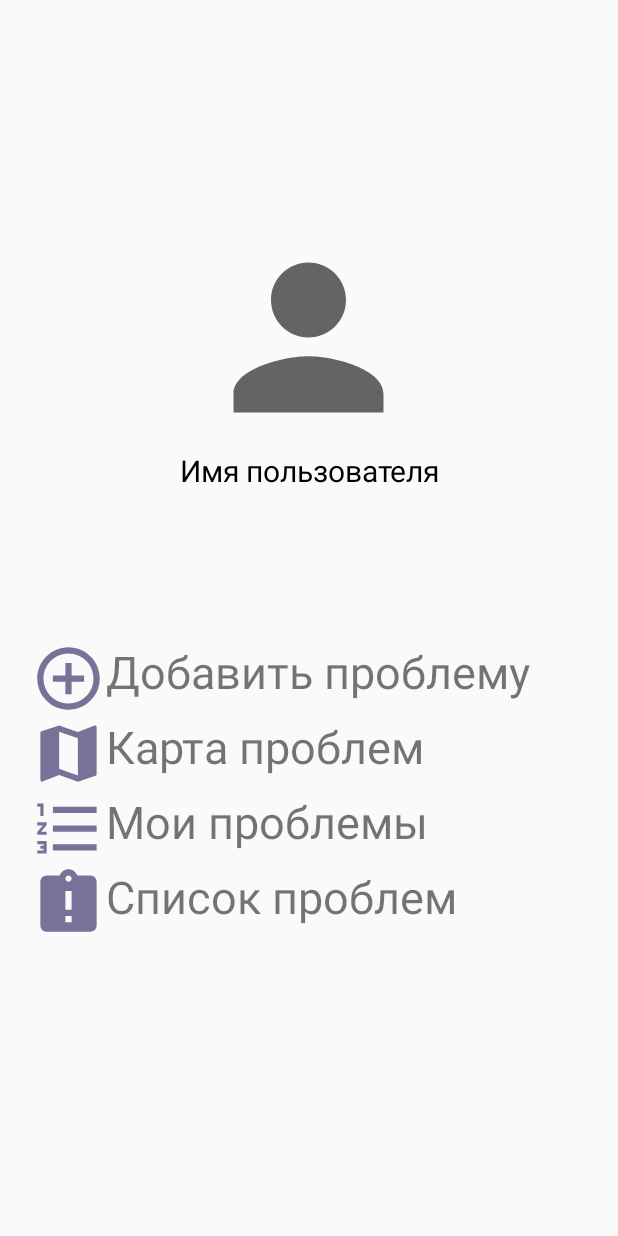
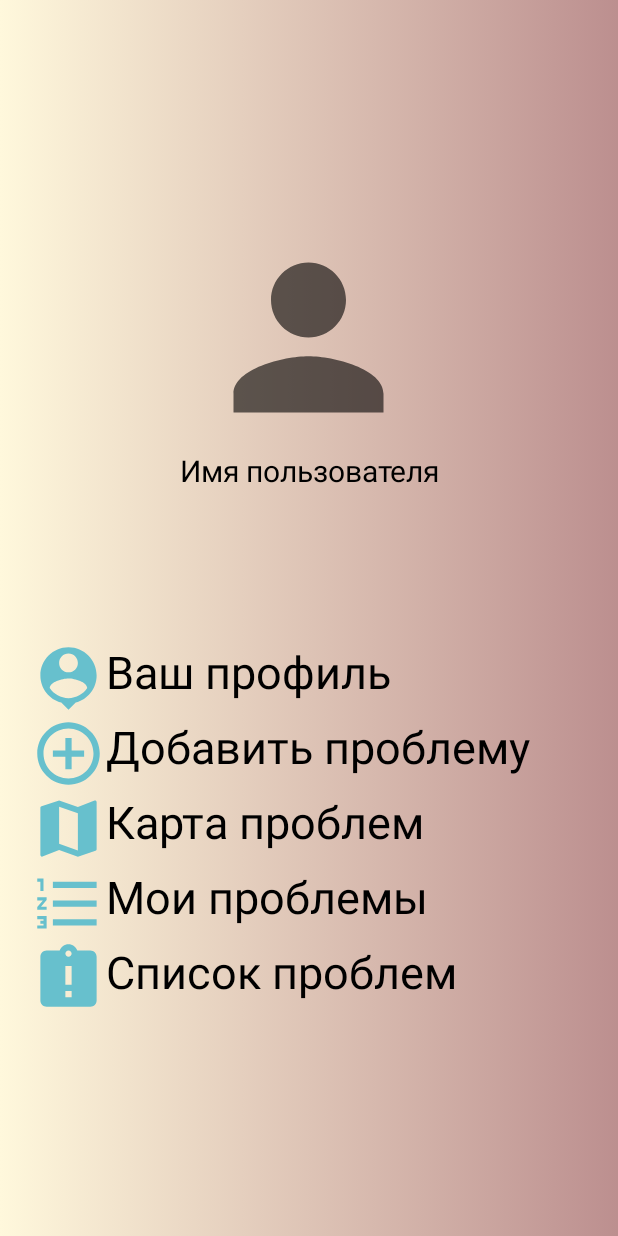
Before and after one commit to AlexanderPerehodyuk/CyberProAndroid, an Android app: the MainScreen screen opened directly, with no data from a screen before it, on a phone screen of 412 x 824 dp. Run offline under Robolectric (Android 15) with nearby library versions, the phone set to English and light mode, and no system bars; libraries missing offline, so code that uses them is left out: com.yandex.mapkit; 2 statements that could not run were skipped.

Commit message:
недогиф.недо4

```diff
--- a/app/src/main/java/com/example/screens/MainScreen.java
+++ b/app/src/main/java/com/example/screens/MainScreen.java
@@ -6,10 +6,13 @@
 
 import android.content.Intent;
 import android.content.pm.PackageManager;
+import android.graphics.drawable.AnimationDrawable;
 import android.os.Bundle;
 import android.view.View;
+import android.widget.LinearLayout;
 import android.widget.TextView;
 
+import androidx.constraintlayout.widget.ConstraintLayout;
 import androidx.core.app.ActivityCompat;
 import androidx.core.content.ContextCompat;
 
@@ -17,6 +20,8 @@
 import com.yandex.mapkit.MapKitFactory;
 
 public class MainScreen extends BaseActivity {
+    AnimationDrawable mDrawable;
+    ConstraintLayout mLayout;
     @Override
     public void onCreate(Bundle savedInstanceState) {
         super.onCreate(savedInstanceState);
@@ -28,14 +33,12 @@
             ActivityCompat.requestPermissions(this, new String[]{ACCESS_FINE_LOCATION}, 100);
 
         findViewById(R.id.add_problem_ll).setOnClickListener(new View.OnClickListener() {
-            /*  Пока ничего, но потом должно кидать на экран добваления проблемы */
             @Override
             public void onClick(View v) {
                 startActivity(new Intent(MainScreen.this, AddProblem.class));
             }
         });
         findViewById(R.id.map_ll).setOnClickListener(new View.OnClickListener() {
-            /* Переход на экран картой */
             @Override
             public void onClick(View v) {
                 startActivity(new Intent(MainScreen.this, MapScreen.class));
@@ -43,13 +46,16 @@
         });
 
         findViewById(R.id.problem_all).setOnClickListener(new View.OnClickListener() {
-            /*  Пока ничего, но потом должно кидать на список всех проблем */
             @Override
             public void onClick(View v) {
                 startActivity(new Intent(MainScreen.this, ProblemsActivity.class));
             }
         });
-
+        mLayout = (ConstraintLayout) findViewById(R.id.layout);
+        mDrawable = (AnimationDrawable) mLayout.getBackground();
+        mDrawable.setEnterFadeDuration(2000);
+        mDrawable.setExitFadeDuration(2000);
+        mDrawable.start();
         ((TextView) findViewById(R.id.textName)).setText((personalData[0] + " " + personalData[1]));
     }
 }
--- /dev/null
+++ b/app/src/main/res/drawable/animation_list.xml
@@ -0,0 +1,8 @@
+<?xml version="1.0" encoding="utf-8"?>
+<animation-list xmlns:android="http://schemas.android.com/apk/res/android">
+    <item android:drawable="@drawable/gradient_background_1" android:duration="3000"/>
+    <item android:drawable="@drawable/gradient_background_2" android:duration="3000"/>
+    <item android:drawable="@drawable/gradient_background_3" android:duration="3000"/>
+    <item android:drawable="@drawable/gradient_background_4" android:duration="3000"/>
+
+</animation-list>
--- /dev/null
+++ b/app/src/main/res/drawable/gradient_background_1.xml
@@ -0,0 +1,5 @@
+<shape xmlns:android="http://schemas.android.com/apk/res/android">
+        <gradient
+            android:angle="180"
+            android:startColor="#BC8F8F" android:endColor="#FFF8DC"/>
+</shape>
--- /dev/null
+++ b/app/src/main/res/drawable/gradient_background_2.xml
@@ -0,0 +1,5 @@
+<shape xmlns:android="http://schemas.android.com/apk/res/android">
+        <gradient
+            android:angle="180"
+            android:startColor="#FFDEAD" android:endColor="#BC8F8F"/>
+</shape>
--- /dev/null
+++ b/app/src/main/res/drawable/gradient_background_3.xml
@@ -0,0 +1,5 @@
+<shape xmlns:android="http://schemas.android.com/apk/res/android">
+        <gradient
+            android:angle="180"
+            android:endColor="#BC8F8F" android:startColor="#DEB887"/>
+</shape>
--- /dev/null
+++ b/app/src/main/res/drawable/gradient_background_4.xml
@@ -0,0 +1,5 @@
+<shape xmlns:android="http://schemas.android.com/apk/res/android">
+        <gradient
+            android:angle="180"
+            android:endColor="#DEB887" android:startColor="#FFF8DC"/>
+</shape>
--- a/app/src/main/res/drawable/ic_baseline_add_circle_outline_24.xml
+++ b/app/src/main/res/drawable/ic_baseline_add_circle_outline_24.xml
@@ -1,4 +1,4 @@
-<vector android:height="50dp" android:tint="#767298"
+<vector android:height="50dp" android:tint="#67C0CD"
     android:viewportHeight="24" android:viewportWidth="24"
     android:width="50dp" xmlns:android="http://schemas.android.com/apk/res/android">
     <path android:fillColor="@android:color/white" android:pathData="M13,7h-2v4L7,11v2h4v4h2v-4h4v-2h-4L13,7zM12,2C6.48,2 2,6.48 2,12s4.48,10 10,10 10,-4.48 10,-10S17.52,2 12,2zM12,20c-4.41,0 -8,-3.59 -8,-8s3.59,-8 8,-8 8,3.59 8,8 -3.59,8 -8,8z"/>
--- a/app/src/main/res/drawable/ic_baseline_assignment_late_24.xml
+++ b/app/src/main/res/drawable/ic_baseline_assignment_late_24.xml
@@ -1,4 +1,4 @@
-<vector android:height="24dp" android:tint="#767298"
+<vector android:height="24dp" android:tint="#67C0CD"
     android:viewportHeight="24" android:viewportWidth="24"
     android:width="24dp" xmlns:android="http://schemas.android.com/apk/res/android">
     <path android:fillColor="@android:color/white" android:pathData="M19,3h-4.18C14.4,1.84 13.3,1 12,1c-1.3,0 -2.4,0.84 -2.82,2L5,3c-1.1,0 -2,0.9 -2,2v14c0,1.1 0.9,2 2,2h14c1.1,0 2,-0.9 2,-2L21,5c0,-1.1 -0.9,-2 -2,-2zM13,18h-2v-2h2v2zM13,14h-2L11,8h2v6zM12,5c-0.55,0 -1,-0.45 -1,-1s0.45,-1 1,-1 1,0.45 1,1 -0.45,1 -1,1z"/>
--- a/app/src/main/res/drawable/ic_baseline_format_list_numbered_24.xml
+++ b/app/src/main/res/drawable/ic_baseline_format_list_numbered_24.xml
@@ -1,4 +1,4 @@
-<vector android:height="50dp" android:tint="#767298"
+<vector android:height="50dp" android:tint="#67C0CD"
     android:viewportHeight="24" android:viewportWidth="24"
     android:width="50dp" xmlns:android="http://schemas.android.com/apk/res/android">
     <path android:fillColor="@android:color/white" android:pathData="M2,17h2v0.5L3,17.5v1h1v0.5L2,19v1h3v-4L2,16v1zM3,8h1L4,4L2,4v1h1v3zM2,11h1.8L2,13.1v0.9h3v-1L3.2,13L5,10.9L5,10L2,10v1zM7,5v2h14L21,5L7,5zM7,19h14v-2L7,17v2zM7,13h14v-2L7,11v2z"/>
--- a/app/src/main/res/drawable/ic_baseline_map_24.xml
+++ b/app/src/main/res/drawable/ic_baseline_map_24.xml
@@ -1,4 +1,4 @@
-<vector android:height="24dp" android:tint="#767298"
+<vector android:height="24dp" android:tint="#67C0CD"
     android:viewportHeight="24" android:viewportWidth="24"
     android:width="24dp" xmlns:android="http://schemas.android.com/apk/res/android">
     <path android:fillColor="@android:color/white" android:pathData="M20.5,3l-0.16,0.03L15,5.1 9,3 3.36,4.9c-0.21,0.07 -0.36,0.25 -0.36,0.48V20.5c0,0.28 0.22,0.5 0.5,0.5l0.16,-0.03L9,18.9l6,2.1 5.64,-1.9c0.21,-0.07 0.36,-0.25 0.36,-0.48V3.5c0,-0.28 -0.22,-0.5 -0.5,-0.5zM15,19l-6,-2.11V5l6,2.11V19z"/>
--- /dev/null
+++ b/app/src/main/res/drawable/ic_profile.xml
@@ -0,0 +1,11 @@
+<vector xmlns:android="http://schemas.android.com/apk/res/android"
+
+    android:width="24dp"
+    android:height="24dp"
+    android:viewportWidth="24"
+    android:viewportHeight="24"
+    android:tint="#67C0CD">
+  <path
+      android:fillColor="@android:color/holo_blue_bright"
+      android:pathData="M12,2c-4.97,0 -9,4.03 -9,9 0,4.17 2.84,7.67 6.69,8.69L12,22l2.31,-2.31C18.16,18.67 21,15.17 21,11c0,-4.97 -4.03,-9 -9,-9zM12,4c1.66,0 3,1.34 3,3s-1.34,3 -3,3 -3,-1.34 -3,-3 1.34,-3 3,-3zM12,18.3c-2.5,0 -4.71,-1.28 -6,-3.22 0.03,-1.99 4,-3.08 6,-3.08 1.99,0 5.97,1.09 6,3.08 -1.29,1.94 -3.5,3.22 -6,3.22z"/>
+</vector>
--- a/app/src/main/res/layout/main_screen.xml
+++ b/app/src/main/res/layout/main_screen.xml
@@ -2,12 +2,15 @@
 <androidx.constraintlayout.widget.ConstraintLayout xmlns:android="http://schemas.android.com/apk/res/android"
     xmlns:app="http://schemas.android.com/apk/res-auto"
     android:layout_width="match_parent"
-    android:layout_height="match_parent">
+    android:layout_height="match_parent"
+    android:background="@drawable/animation_list"
+    android:id="@+id/layout"
+    >
 
     <LinearLayout
         android:id="@+id/app"
         android:layout_width="match_parent"
-        android:layout_height="wrap_content"
+        android:layout_height="match_parent"
         android:gravity="center"
         android:orientation="vertical"
         app:layout_constraintTop_toTopOf="parent">
@@ -32,11 +35,31 @@
             android:layout_height="match_parent"
             android:orientation="vertical">
 
+
+            <LinearLayout
+                android:layout_marginTop="100dp"
+                android:id="@+id/profile"
+                android:layout_width="match_parent"
+                android:layout_height="wrap_content"
+                android:orientation="horizontal">
+
+                <ImageView
+                    android:layout_width="50dp"
+                    android:layout_height="50dp"
+                    app:srcCompat="@drawable/ic_profile" />
+
+                <TextView
+                    android:textColor="#000000"
+
+                    android:layout_width="wrap_content"
+                    android:layout_height="wrap_content"
+                    android:text="@string/profile"
+                    android:textSize="30sp" />
+            </LinearLayout>
             <LinearLayout
                 android:id="@+id/add_problem_ll"
                 android:layout_width="match_parent"
                 android:layout_height="wrap_content"
-                android:layout_marginTop="100dp"
                 android:orientation="horizontal">
 
                 <ImageView
@@ -45,6 +68,8 @@
                     app:srcCompat="@drawable/ic_baseline_add_circle_outline_24" />
 
                 <TextView
+                    android:textColor="#000000"
+
                     android:layout_width="wrap_content"
                     android:layout_height="wrap_content"
                     android:text="@string/add_problem"
@@ -63,6 +88,8 @@
                     app:srcCompat="@drawable/ic_baseline_map_24" />
 
                 <TextView
+                    android:textColor="#000000"
+
                     android:id="@+id/map_tv"
                     android:layout_width="wrap_content"
                     android:layout_height="wrap_content"
@@ -82,6 +109,8 @@
                     app:srcCompat="@drawable/ic_baseline_format_list_numbered_24" />
 
                 <TextView
+                    android:textColor="#000000"
+
                     android:layout_width="wrap_content"
                     android:layout_height="wrap_content"
                     android:text="@string/my_problems"
@@ -100,11 +129,13 @@
                     app:srcCompat="@drawable/ic_baseline_assignment_late_24" />
 
                 <TextView
+                    android:textColor="#000000"
                     android:layout_width="wrap_content"
                     android:layout_height="wrap_content"
                     android:text="@string/problems_list"
                     android:textSize="30sp" />
             </LinearLayout>
+
         </LinearLayout>
 
     </LinearLayout>
--- a/app/src/main/res/values/strings.xml
+++ b/app/src/main/res/values/strings.xml
@@ -5,6 +5,7 @@
     <string name="problems_list">Список проблем</string>
     <string name="my_problems">Мои проблемы</string>
     <string name="add_problem">Добавить проблему</string>
+    <string name="profile">Ваш профиль</string>
     <string-array name="problems_item">
         <item>Дорожная</item>
         <item>Экологическая</item>
```
